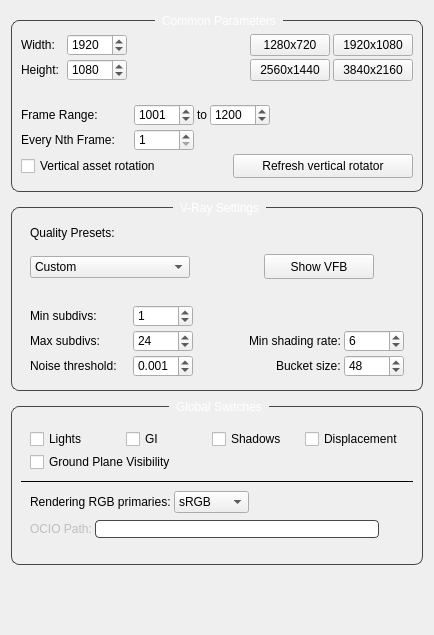
Old version of the form YFX_Lookdev_Tool/dev/UI/renderSettings_UI.ui in the repository kaanyilmaz99/YFX_Lookdev_Tool.
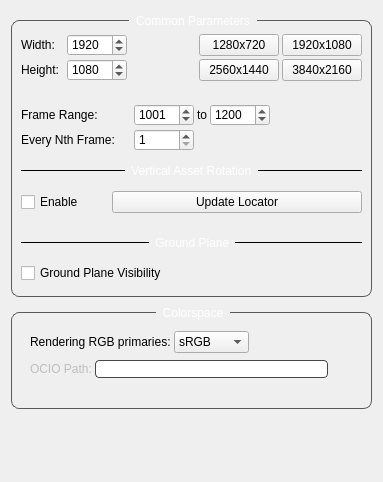
New version of the form. Icons and pictures are not drawn.

Diff of the .ui file:
```diff
--- a/YFX_Lookdev_Tool/dev/UI/renderSettings_UI.ui
+++ b/YFX_Lookdev_Tool/dev/UI/renderSettings_UI.ui
@@ -6,8 +6,8 @@
    <rect>
     <x>0</x>
     <y>0</y>
-    <width>434</width>
-    <height>635</height>
+    <width>383</width>
+    <height>482</height>
    </rect>
   </property>
   <property name="windowTitle">
@@ -15,7 +15,7 @@
   </property>
   <layout class="QVBoxLayout" name="verticalLayout">
    <item>
-    <layout class="QVBoxLayout" name="layout_render_settings" stretch="0,0,0,1">
+    <layout class="QVBoxLayout" name="layout_render_settings" stretch="0,0,1">
      <property name="leftMargin">
       <number>0</number>
      </property>
@@ -32,7 +32,7 @@
       <widget class="QGroupBox" name="gBox_quality">
        <property name="styleSheet">
         <string notr="true">QGroupBox{
-	border: 1px solid rgb(70, 70, 70);
+	border: 1px solid rgb(90, 90, 90);
     border-radius: 8px;
 	margin-top: 9px;
 }
@@ -428,13 +428,53 @@
         </item>
         <item>
          <layout class="QHBoxLayout" name="horizontalLayout_2">
+          <property name="topMargin">
+           <number>10</number>
+          </property>
           <property name="bottomMargin">
-           <number>0</number>
+           <number>10</number>
+          </property>
+          <item>
+           <widget class="Line" name="line">
+            <property name="frameShadow">
+             <enum>QFrame::Plain</enum>
+            </property>
+            <property name="orientation">
+             <enum>Qt::Horizontal</enum>
+            </property>
+           </widget>
+          </item>
+          <item>
+           <widget class="QLabel" name="label_4">
+            <property name="styleSheet">
+             <string notr="true">color: white;</string>
+            </property>
+            <property name="text">
+             <string> Vertical Asset Rotation </string>
+            </property>
+           </widget>
+          </item>
+          <item>
+           <widget class="Line" name="line_2">
+            <property name="frameShadow">
+             <enum>QFrame::Plain</enum>
+            </property>
+            <property name="orientation">
+             <enum>Qt::Horizontal</enum>
+            </property>
+           </widget>
+          </item>
+         </layout>
+        </item>
+        <item>
+         <layout class="QHBoxLayout" name="horizontalLayout_4">
+          <property name="bottomMargin">
+           <number>10</number>
           </property>
           <item>
            <widget class="QCheckBox" name="cBox_vertical_rot">
             <property name="text">
-             <string>Vertical asset rotation</string>
+             <string>Enable</string>
             </property>
            </widget>
           </item>
@@ -442,540 +482,15 @@
            <widget class="QPushButton" name="btn_vertical_rotator">
             <property name="minimumSize">
              <size>
-              <width>180</width>
-              <height>24</height>
-             </size>
-            </property>
-            <property name="maximumSize">
-             <size>
-              <width>180</width>
-              <height>24</height>
+              <width>250</width>
+              <height>0</height>
              </size>
             </property>
             <property name="toolTip">
              <string>When moving assets in the scene, you might want to update the vertical rotators position.</string>
             </property>
             <property name="text">
-             <string>Refresh vertical rotator</string>
-            </property>
-           </widget>
-          </item>
-         </layout>
-        </item>
-       </layout>
-      </widget>
-     </item>
-     <item>
-      <widget class="QGroupBox" name="groupBox">
-       <property name="styleSheet">
-        <string notr="true">QGroupBox{
-	border: 1px solid rgb(70, 70, 70);
-    border-radius: 8px;
-	margin-top: 9px;
-}
-
-QGroupBox:title{
-	color: white;
-	subcontrol-position: top center;
-	padding: 0 5px;
-	margin-top: -12px;
-}
-
-QGroupBox:title:disabled{
-	color: gray;
-	subcontrol-position: top center;
-	padding: 0 5px;
-	margin-top: -12px;
-}</string>
-       </property>
-       <property name="title">
-        <string>V-Ray Settings</string>
-       </property>
-       <layout class="QVBoxLayout" name="verticalLayout_12">
-        <property name="spacing">
-         <number>3</number>
-        </property>
-        <property name="topMargin">
-         <number>13</number>
-        </property>
-        <property name="bottomMargin">
-         <number>13</number>
-        </property>
-        <item>
-         <layout class="QVBoxLayout" name="verticalLayout_10" stretch="0,0">
-          <property name="spacing">
-           <number>7</number>
-          </property>
-          <property name="leftMargin">
-           <number>9</number>
-          </property>
-          <property name="topMargin">
-           <number>5</number>
-          </property>
-          <property name="rightMargin">
-           <number>9</number>
-          </property>
-          <property name="bottomMargin">
-           <number>15</number>
-          </property>
-          <item>
-           <widget class="QLabel" name="label_9">
-            <property name="text">
-             <string>Quality Presets:</string>
-            </property>
-           </widget>
-          </item>
-          <item>
-           <layout class="QHBoxLayout" name="horizontalLayout_15" stretch="0,1,0,0">
-            <property name="bottomMargin">
-             <number>0</number>
-            </property>
-            <item>
-             <widget class="QComboBox" name="cBox_renderSettings">
-              <property name="minimumSize">
-               <size>
-                <width>160</width>
-                <height>22</height>
-               </size>
-              </property>
-              <property name="maximumSize">
-               <size>
-                <width>150</width>
-                <height>22</height>
-               </size>
-              </property>
-              <property name="styleSheet">
-               <string notr="true"/>
-              </property>
-              <item>
-               <property name="text">
-                <string>Custom</string>
-               </property>
-              </item>
-              <item>
-               <property name="text">
-                <string>Low</string>
-               </property>
-              </item>
-              <item>
-               <property name="text">
-                <string>Medium</string>
-               </property>
-              </item>
-              <item>
-               <property name="text">
-                <string>High</string>
-               </property>
-              </item>
-             </widget>
-            </item>
-            <item>
-             <spacer name="verticalSpacer_8">
-              <property name="orientation">
-               <enum>Qt::Vertical</enum>
-              </property>
-              <property name="sizeHint" stdset="0">
-               <size>
-                <width>5</width>
-                <height>40</height>
-               </size>
-              </property>
-             </spacer>
-            </item>
-            <item>
-             <widget class="QPushButton" name="pBtn_vfb">
-              <property name="minimumSize">
-               <size>
-                <width>110</width>
-                <height>25</height>
-               </size>
-              </property>
-              <property name="maximumSize">
-               <size>
-                <width>100</width>
-                <height>25</height>
-               </size>
-              </property>
-              <property name="text">
-               <string>Show VFB</string>
-              </property>
-             </widget>
-            </item>
-            <item>
-             <spacer name="verticalSpacer_9">
-              <property name="orientation">
-               <enum>Qt::Vertical</enum>
-              </property>
-              <property name="sizeHint" stdset="0">
-               <size>
-                <width>30</width>
-                <height>40</height>
-               </size>
-              </property>
-             </spacer>
-            </item>
-           </layout>
-          </item>
-         </layout>
-        </item>
-        <item>
-         <layout class="QHBoxLayout" name="horizontalLayout_9" stretch="0,0,1">
-          <property name="leftMargin">
-           <number>9</number>
-          </property>
-          <property name="rightMargin">
-           <number>9</number>
-          </property>
-          <property name="bottomMargin">
-           <number>0</number>
-          </property>
-          <item>
-           <widget class="QLabel" name="label_4">
-            <property name="minimumSize">
-             <size>
-              <width>100</width>
-              <height>0</height>
-             </size>
-            </property>
-            <property name="maximumSize">
-             <size>
-              <width>100</width>
-              <height>16777215</height>
-             </size>
-            </property>
-            <property name="text">
-             <string>Min subdivs:</string>
-            </property>
-           </widget>
-          </item>
-          <item>
-           <widget class="QSpinBox" name="sBox_minSubdiv">
-            <property name="minimumSize">
-             <size>
-              <width>60</width>
-              <height>22</height>
-             </size>
-            </property>
-            <property name="maximumSize">
-             <size>
-              <width>60</width>
-              <height>22</height>
-             </size>
-            </property>
-            <property name="value">
-             <number>1</number>
-            </property>
-           </widget>
-          </item>
-          <item>
-           <spacer name="verticalSpacer_5">
-            <property name="orientation">
-             <enum>Qt::Vertical</enum>
-            </property>
-            <property name="sizeHint" stdset="0">
-             <size>
-              <width>20</width>
-              <height>20</height>
-             </size>
-            </property>
-           </spacer>
-          </item>
-         </layout>
-        </item>
-        <item>
-         <layout class="QHBoxLayout" name="horizontalLayout_10" stretch="0,0,1,0,0">
-          <property name="leftMargin">
-           <number>9</number>
-          </property>
-          <property name="rightMargin">
-           <number>9</number>
-          </property>
-          <property name="bottomMargin">
-           <number>0</number>
-          </property>
-          <item>
-           <widget class="QLabel" name="label_5">
-            <property name="minimumSize">
-             <size>
-              <width>100</width>
-              <height>0</height>
-             </size>
-            </property>
-            <property name="maximumSize">
-             <size>
-              <width>100</width>
-              <height>16777215</height>
-             </size>
-            </property>
-            <property name="text">
-             <string>Max subdivs:</string>
-            </property>
-           </widget>
-          </item>
-          <item>
-           <widget class="QSpinBox" name="sBox_maxSubdiv">
-            <property name="minimumSize">
-             <size>
-              <width>60</width>
-              <height>22</height>
-             </size>
-            </property>
-            <property name="maximumSize">
-             <size>
-              <width>60</width>
-              <height>22</height>
-             </size>
-            </property>
-            <property name="value">
-             <number>24</number>
-            </property>
-           </widget>
-          </item>
-          <item>
-           <spacer name="verticalSpacer_6">
-            <property name="orientation">
-             <enum>Qt::Vertical</enum>
-            </property>
-            <property name="sizeHint" stdset="0">
-             <size>
-              <width>20</width>
-              <height>20</height>
-             </size>
-            </property>
-           </spacer>
-          </item>
-          <item>
-           <widget class="QLabel" name="label_7">
-            <property name="text">
-             <string>Min shading rate:</string>
-            </property>
-           </widget>
-          </item>
-          <item>
-           <widget class="QSpinBox" name="sBox_shading">
-            <property name="minimumSize">
-             <size>
-              <width>60</width>
-              <height>22</height>
-             </size>
-            </property>
-            <property name="maximumSize">
-             <size>
-              <width>60</width>
-              <height>22</height>
-             </size>
-            </property>
-            <property name="minimum">
-             <number>1</number>
-            </property>
-            <property name="singleStep">
-             <number>1</number>
-            </property>
-            <property name="value">
-             <number>6</number>
-            </property>
-           </widget>
-          </item>
-         </layout>
-        </item>
-        <item>
-         <layout class="QHBoxLayout" name="horizontalLayout_11" stretch="0,0,1,0,0">
-          <property name="leftMargin">
-           <number>9</number>
-          </property>
-          <property name="rightMargin">
-           <number>9</number>
-          </property>
-          <property name="bottomMargin">
-           <number>0</number>
-          </property>
-          <item>
-           <widget class="QLabel" name="label_6">
-            <property name="minimumSize">
-             <size>
-              <width>100</width>
-              <height>0</height>
-             </size>
-            </property>
-            <property name="maximumSize">
-             <size>
-              <width>100</width>
-              <height>16777215</height>
-             </size>
-            </property>
-            <property name="text">
-             <string>Noise threshold:</string>
-            </property>
-           </widget>
-          </item>
-          <item>
-           <widget class="QDoubleSpinBox" name="dsBox_noise">
-            <property name="minimumSize">
-             <size>
-              <width>60</width>
-              <height>22</height>
-             </size>
-            </property>
-            <property name="maximumSize">
-             <size>
-              <width>60</width>
-              <height>22</height>
-             </size>
-            </property>
-            <property name="decimals">
-             <number>3</number>
-            </property>
-            <property name="singleStep">
-             <double>0.001000000000000</double>
-            </property>
-            <property name="value">
-             <double>0.001000000000000</double>
-            </property>
-           </widget>
-          </item>
-          <item>
-           <spacer name="verticalSpacer_7">
-            <property name="orientation">
-             <enum>Qt::Vertical</enum>
-            </property>
-            <property name="sizeHint" stdset="0">
-             <size>
-              <width>20</width>
-              <height>20</height>
-             </size>
-            </property>
-           </spacer>
-          </item>
-          <item>
-           <widget class="QLabel" name="label_8">
-            <property name="layoutDirection">
-             <enum>Qt::LeftToRight</enum>
-            </property>
-            <property name="text">
-             <string>Bucket size:</string>
-            </property>
-           </widget>
-          </item>
-          <item>
-           <widget class="QSpinBox" name="sBox_bucket">
-            <property name="minimumSize">
-             <size>
-              <width>60</width>
-              <height>22</height>
-             </size>
-            </property>
-            <property name="maximumSize">
-             <size>
-              <width>60</width>
-              <height>22</height>
-             </size>
-            </property>
-            <property name="minimum">
-             <number>4</number>
-            </property>
-            <property name="value">
-             <number>48</number>
-            </property>
-           </widget>
-          </item>
-         </layout>
-        </item>
-       </layout>
-      </widget>
-     </item>
-     <item>
-      <widget class="QGroupBox" name="groupBox_2">
-       <property name="styleSheet">
-        <string notr="true">QGroupBox{
-	border: 1px solid rgb(70, 70, 70);
-    border-radius: 8px;
-	margin-top: 9px;
-}
-
-QGroupBox:title{
-	color: white;
-	subcontrol-position: top center;
-	padding: 0 5px;
-	margin-top: -12px;
-}
-
-QGroupBox:title:disabled{
-	color: gray;
-	subcontrol-position: top center;
-	padding: 0 5px;
-	margin-top: -12px;
-}</string>
-       </property>
-       <property name="title">
-        <string>Global Switches</string>
-       </property>
-       <layout class="QVBoxLayout" name="verticalLayout_13">
-        <property name="spacing">
-         <number>3</number>
-        </property>
-        <item>
-         <layout class="QHBoxLayout" name="horizontalLayout_12" stretch="0,0,0,0">
-          <property name="leftMargin">
-           <number>9</number>
-          </property>
-          <property name="topMargin">
-           <number>13</number>
-          </property>
-          <property name="rightMargin">
-           <number>9</number>
-          </property>
-          <property name="bottomMargin">
-           <number>0</number>
-          </property>
-          <item>
-           <widget class="QCheckBox" name="cBox_lights">
-            <property name="minimumSize">
-             <size>
-              <width>93</width>
-              <height>0</height>
-             </size>
-            </property>
-            <property name="text">
-             <string>Lights</string>
-            </property>
-           </widget>
-          </item>
-          <item>
-           <widget class="QCheckBox" name="cBox_gi">
-            <property name="minimumSize">
-             <size>
-              <width>65</width>
-              <height>0</height>
-             </size>
-            </property>
-            <property name="text">
-             <string>GI</string>
-            </property>
-           </widget>
-          </item>
-          <item>
-           <widget class="QCheckBox" name="cBox_shadows">
-            <property name="minimumSize">
-             <size>
-              <width>90</width>
-              <height>0</height>
-             </size>
-            </property>
-            <property name="text">
-             <string>Shadows</string>
-            </property>
-           </widget>
-          </item>
-          <item>
-           <widget class="QCheckBox" name="cBox_displacement">
-            <property name="minimumSize">
-             <size>
-              <width>96</width>
-              <height>0</height>
-             </size>
-            </property>
-            <property name="text">
-             <string>Displacement</string>
+             <string>Update Locator</string>
             </property>
            </widget>
           </item>
@@ -983,14 +498,54 @@
         </item>
         <item>
          <layout class="QHBoxLayout" name="horizontalLayout">
-          <property name="leftMargin">
-           <number>9</number>
+          <property name="topMargin">
+           <number>10</number>
           </property>
-          <property name="rightMargin">
-           <number>9</number>
+          <property name="bottomMargin">
+           <number>10</number>
           </property>
+          <item>
+           <widget class="Line" name="line_3">
+            <property name="frameShadow">
+             <enum>QFrame::Plain</enum>
+            </property>
+            <property name="orientation">
+             <enum>Qt::Horizontal</enum>
+            </property>
+           </widget>
+          </item>
+          <item>
+           <widget class="QLabel" name="label_5">
+            <property name="maximumSize">
+             <size>
+              <width>80</width>
+              <height>16777215</height>
+             </size>
+            </property>
+            <property name="styleSheet">
+             <string notr="true">color: white;</string>
+            </property>
+            <property name="text">
+             <string> Ground Plane </string>
+            </property>
+           </widget>
+          </item>
+          <item>
+           <widget class="Line" name="line_4">
+            <property name="frameShadow">
+             <enum>QFrame::Plain</enum>
+            </property>
+            <property name="orientation">
+             <enum>Qt::Horizontal</enum>
+            </property>
+           </widget>
+          </item>
+         </layout>
+        </item>
+        <item>
+         <layout class="QHBoxLayout" name="horizontalLayout_9">
           <property name="bottomMargin">
-           <number>5</number>
+           <number>0</number>
           </property>
           <item>
            <widget class="QCheckBox" name="cBox_ground_plane">
@@ -1001,16 +556,51 @@
           </item>
          </layout>
         </item>
-        <item>
-         <widget class="Line" name="line">
-          <property name="frameShadow">
-           <enum>QFrame::Plain</enum>
-          </property>
-          <property name="orientation">
-           <enum>Qt::Horizontal</enum>
-          </property>
-         </widget>
-        </item>
+       </layout>
+      </widget>
+     </item>
+     <item>
+      <widget class="QGroupBox" name="groupBox_2">
+       <property name="styleSheet">
+        <string notr="true">QGroupBox{
+	border: 1px solid rgb(90, 90, 90);
+    border-radius: 8px;
+	margin-top: 9px;
+}
+
+QGroupBox:title{
+	color: white;
+	subcontrol-position: top center;
+	padding: 0 5px;
+	margin-top: -12px;
+}
+
+QGroupBox:title:disabled{
+	color: gray;
+	subcontrol-position: top center;
+	padding: 0 5px;
+	margin-top: -12px;
+}</string>
+       </property>
+       <property name="title">
+        <string>Colorspace</string>
+       </property>
+       <layout class="QVBoxLayout" name="verticalLayout_13">
+        <property name="spacing">
+         <number>3</number>
+        </property>
+        <property name="leftMargin">
+         <number>9</number>
+        </property>
+        <property name="topMargin">
+         <number>13</number>
+        </property>
+        <property name="rightMargin">
+         <number>9</number>
+        </property>
+        <property name="bottomMargin">
+         <number>13</number>
+        </property>
         <item>
          <layout class="QHBoxLayout" name="horizontalLayout_14" stretch="0,0,1">
           <property name="leftMargin">
```
Left out of the diff: 2 changed lines with no effect on the pictures.
